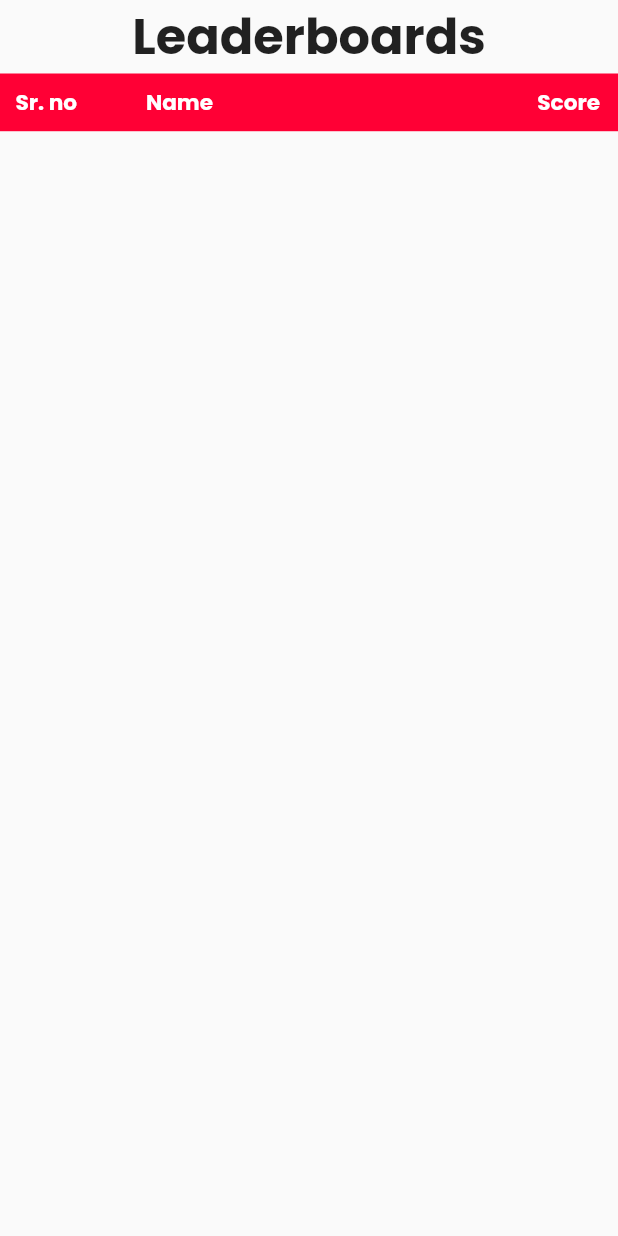
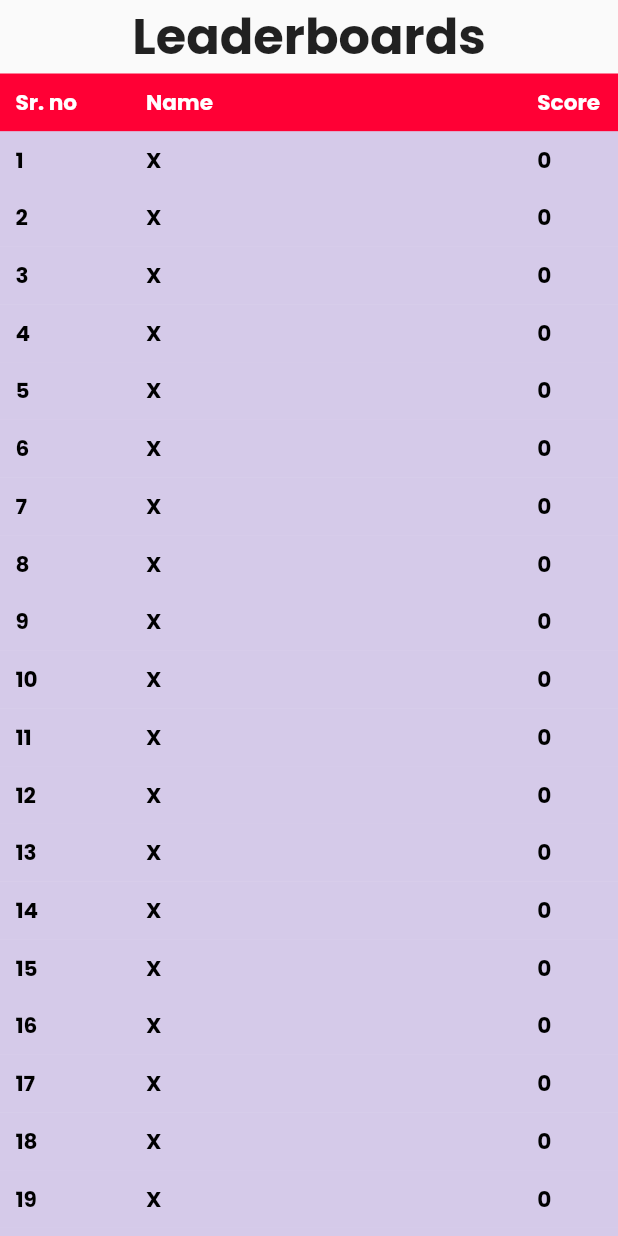
Before and after one commit to amanbafna28/the_dice_game, a Flutter app: the LeaderboardScreen screen opened directly, on a phone screen of 412 x 824 dp. Run offline on Flutter 3.47's test engine with Material 2 defaults, Android fonts, the light colour scheme and no system bars; our stand-ins replace google_fonts.

Commit message:
ui development done, other pages added

```diff
--- a/lib/app_themes/app_text_styles.dart
+++ b/lib/app_themes/app_text_styles.dart
@@ -12,7 +12,7 @@ class AppTextStyles {
       TextStyle(fontSize: SizeConfig.deviceHeight * 2.25);
 
   static TextStyle boldTextStyle = TextStyle(
-    fontSize: SizeConfig.deviceHeight * 2,
+    fontSize: SizeConfig.deviceHeight * 2.5,
     fontWeight: FontWeight.bold,
   );
 }
--- a/lib/constants/app_strings.dart
+++ b/lib/constants/app_strings.dart
@@ -12,6 +12,24 @@ class AppStrings {
   static const String srNo = 'Sr. no';
   static const String name = 'Name';
   static const String score = 'Score';
+  static const String appVersion = 'App Version';
+  static const String newGame = 'New Game';
+  static const String logout = 'Logout';
+  static const String continueOld = 'Continue\n(Previous Game)';
+  static const String roll = 'ROLL';
+  static const String areYouSure = 'Are you sure you want to exit this game?';
+  static const String exit = 'Exit';
+  static const String saveAndExit = 'Save And Exit';
+static const String  continueText= 'Continue';
+// static const String  = '';
+// static const String  = '';
+// static const String  = '';
+// static const String  = '';
+// static const String  = '';
+// static const String  = '';
+// static const String  = '';
+// static const String  = '';
+// static const String  = '';
 // static const String  = '';
 // static const String  = '';
 // static const String  = '';
--- a/lib/screens/leader_board_screen.dart
+++ b/lib/screens/leader_board_screen.dart
@@ -8,8 +8,7 @@ class LeaderboardScreen extends StatelessWidget {
   Widget build(BuildContext context) {
     return SafeArea(
       child: Scaffold(
-        body: SingleChildScrollView(
-          child: Column(
+        body: Column(
           children: [
             Center(
               child: Text(
@@ -19,8 +18,51 @@ class LeaderboardScreen extends StatelessWidget {
                 ),
               ),
             ),
-              Container(
-                color: AppColors.secondaryColor,
+            TextRowWidget(
+              text1: AppStrings.srNo,
+              text2: AppStrings.name,
+              text3: AppStrings.score,
+            ),
+            Expanded(
+              child: ListView.builder(
+                shrinkWrap: true,
+                itemCount: 30,
+                itemBuilder: (_, index) => TextRowWidget(
+                  text1: '${index + 1}',
+                  bgColor: AppColors.primaryColor.withOpacity(.25),
+                  textColor: Colors.black,
+                  text2: 'X',
+                  text3: '0',
+                ),
+              ),
+            )
+          ],
+        ),
+      ),
+    );
+  }
+}
+
+class TextRowWidget extends StatelessWidget {
+  final String text1;
+  final String text2;
+  final String text3;
+  final Color bgColor;
+  final Color textColor;
+
+  const TextRowWidget({
+    Key key,
+    this.text1,
+    this.text2,
+    this.text3,
+    this.bgColor,
+    this.textColor,
+  }) : super(key: key);
+
+  @override
+  Widget build(BuildContext context) {
+    return Container(
+      color: bgColor ?? AppColors.secondaryColor,
       padding: EdgeInsets.symmetric(
         vertical: SizeConfig.deviceHeight * 1,
         horizontal: AppDimensions.standardHorizontalSmallPadding,
@@ -30,9 +72,9 @@ class LeaderboardScreen extends StatelessWidget {
           Expanded(
             flex: 2,
             child: Text(
-                        'Sr. no',
+              text1,
               style: AppTextStyles.smallTextStyle.copyWith(
-                          color: Colors.white,
+                color: textColor ?? Colors.white,
                 fontWeight: FontWeight.bold,
               ),
             ),
@@ -40,9 +82,9 @@ class LeaderboardScreen extends StatelessWidget {
           Expanded(
             flex: 6,
             child: Text(
-                        AppStrings.name,
+              text2,
               style: AppTextStyles.smallTextStyle.copyWith(
-                          color: Colors.white,
+                color: textColor ?? Colors.white,
                 fontWeight: FontWeight.bold,
               ),
             ),
@@ -50,20 +92,15 @@ class LeaderboardScreen extends StatelessWidget {
           Expanded(
             flex: 1,
             child: Text(
-                        AppStrings.score,
+              text3,
               style: AppTextStyles.smallTextStyle.copyWith(
-                          color: Colors.white,
+                color: textColor ?? Colors.white,
                 fontWeight: FontWeight.bold,
               ),
             ),
           ),
         ],
       ),
-              )
-            ],
-          ),
-        ),
-      ),
     );
   }
 }
--- a/lib/screens/login_screen.dart
+++ b/lib/screens/login_screen.dart
@@ -1,5 +1,6 @@
 import 'package:flutter/material.dart';
 import 'package:the_dice_game/constants/app_strings.dart';
+import 'package:the_dice_game/screens/home_screen.dart';
 import 'package:the_dice_game/screens/register_screen.dart';
 import 'package:the_dice_game/utilities/export_utilities.dart';
 
@@ -23,6 +24,10 @@ class LoginScreen extends StatelessWidget {
           ),
           CustomRoundedButton(
             label: AppStrings.login,
+            onPressed: () => GlobalUtils.navigateAndRemoveUntil(
+              context: context,
+              screen: AppHomeScreen(),
+            ),
           ),
           SizedBox(
             height: SizeConfig.deviceHeight * 10,
--- a/lib/screens/register_screen.dart
+++ b/lib/screens/register_screen.dart
@@ -1,5 +1,6 @@
 import 'package:flutter/material.dart';
 import 'package:the_dice_game/constants/export_constants.dart';
+import 'package:the_dice_game/screens/home_screen.dart';
 import 'package:the_dice_game/screens/login_screen.dart';
 import 'package:the_dice_game/utilities/export_utilities.dart';
 
@@ -27,6 +28,10 @@ class RegisterScreen extends StatelessWidget {
           ),
           CustomRoundedButton(
             label: AppStrings.register,
+            onPressed: ()=>GlobalUtils.navigateAndRemoveUntil(
+              context: context,
+              screen: AppHomeScreen(),
+            ),
           ),
           SizedBox(
             height: SizeConfig.deviceHeight * 10,
```
Also changed, not shown: lib/utilities/global_utils.dart (+34 -1 lines), lib/utilities/reusable_buttons.dart (+49 -1 lines). Lines whose indentation alone changed are shown as unchanged.
